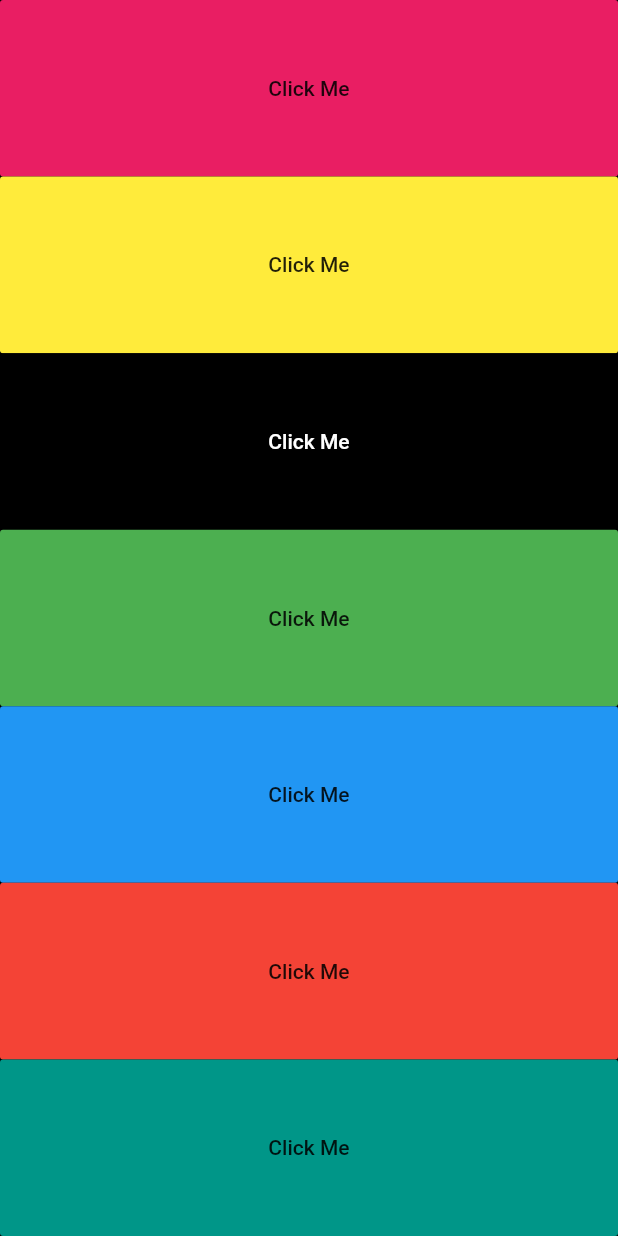
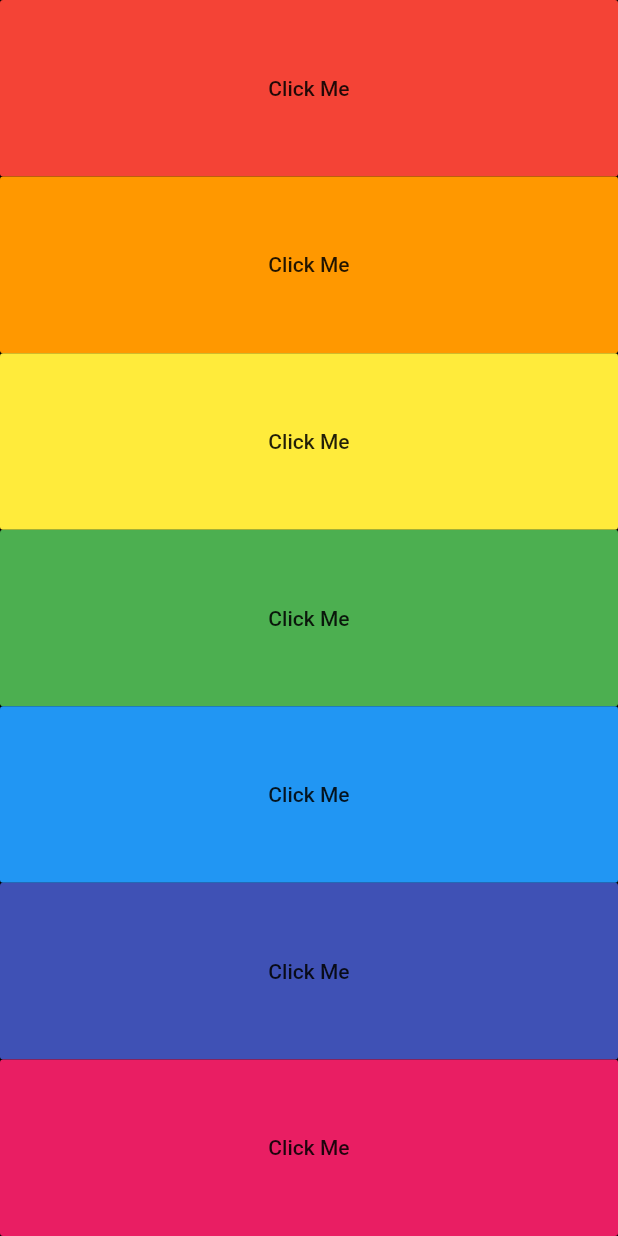
Before and after one commit to OdongoWaga/Xylophone, a Flutter app: the screen it shows after launch, on a phone screen of 412 x 824 dp. Run offline on Flutter 3.47's test engine with Material 2 defaults, Android fonts, the light colour scheme and no system bars; our stand-ins replace audioplayers.

Commit message:
function to play the sounds

```diff
--- a/lib/main.dart
+++ b/lib/main.dart
@@ -9,6 +9,18 @@ class XylophoneApp extends StatelessWidget {
     player.play('note$soundNumber.wav');
   }
 
+  Expanded buildKey({Color color, int soundNumber}) {
+    return Expanded(
+      child: FlatButton(
+        onPressed: () {
+          playSound(soundNumber);
+        },
+        color: color,
+        child: Text('Click Me'),
+      ),
+    );
+  }
+
   @override
   Widget build(BuildContext context) {
     return MaterialApp(
@@ -18,70 +30,13 @@ class XylophoneApp extends StatelessWidget {
           child: Column(
             crossAxisAlignment: CrossAxisAlignment.stretch,
             children: <Widget>[
-              Expanded(
-                child: FlatButton(
-                  onPressed: () {
-                    playSound(1);
-                  },
-                  color: Colors.pink,
-                  child: Text('Click Me'),
-                ),
-              ),
-              Expanded(
-                child: FlatButton(
-                  onPressed: () {
-                    playSound(2);
-                  },
-                  color: Colors.yellow,
-                  child: Text('Click Me'),
-                ),
-              ),
-              Expanded(
-                child: FlatButton(
-                  onPressed: () {
-                    playSound(3);
-                  },
-                  color: Colors.black,
-                  textColor: Colors.white,
-                  child: Text('Click Me'),
-                ),
-              ),
-              Expanded(
-                child: FlatButton(
-                  onPressed: () {
-                    playSound(4);
-                  },
-                  color: Colors.green,
-                  child: Text('Click Me'),
-                ),
-              ),
-              Expanded(
-                child: FlatButton(
-                  onPressed: () {
-                    playSound(5);
-                  },
-                  color: Colors.blue,
-                  child: Text('Click Me'),
-                ),
-              ),
-              Expanded(
-                child: FlatButton(
-                  onPressed: () {
-                    playSound(6);
-                  },
-                  color: Colors.red,
-                  child: Text('Click Me'),
-                ),
-              ),
-              Expanded(
-                child: FlatButton(
-                  onPressed: () {
-                    playSound(7);
-                  },
-                  color: Colors.teal,
-                  child: Text('Click Me'),
-                ),
-              )
+              buildKey(color: Colors.red, soundNumber: 1),
+              buildKey(color: Colors.orange, soundNumber: 2),
+              buildKey(color: Colors.yellow, soundNumber: 3),
+              buildKey(color: Colors.green, soundNumber: 4),
+              buildKey(color: Colors.blue, soundNumber: 5),
+              buildKey(color: Colors.indigo, soundNumber: 6),
+              buildKey(color: Colors.pink, soundNumber: 7),
             ],
           ),
         ),
```
